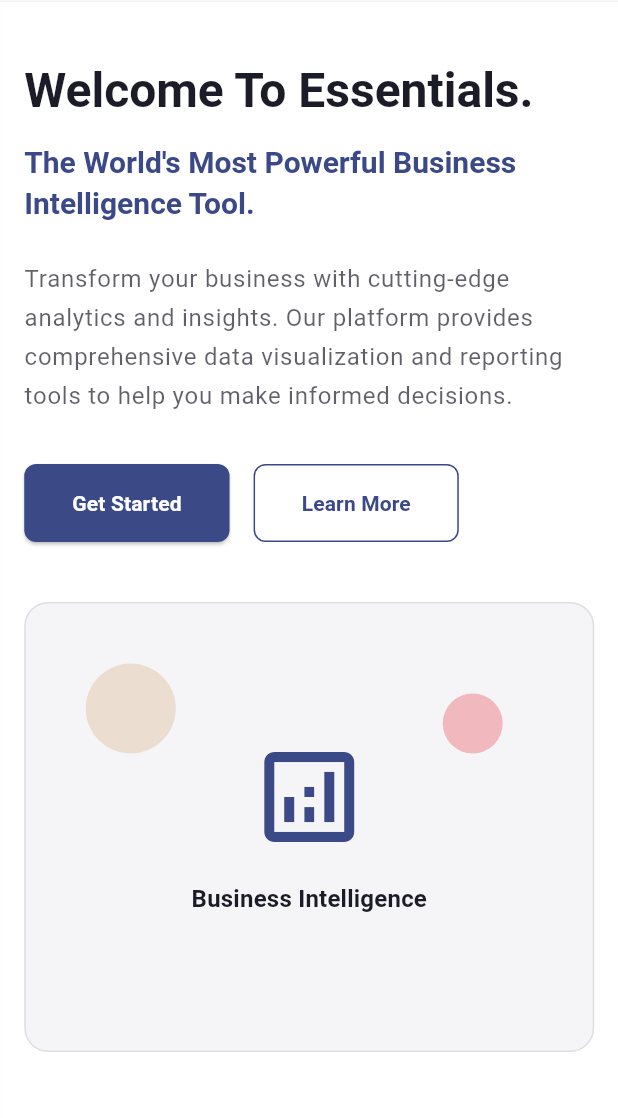
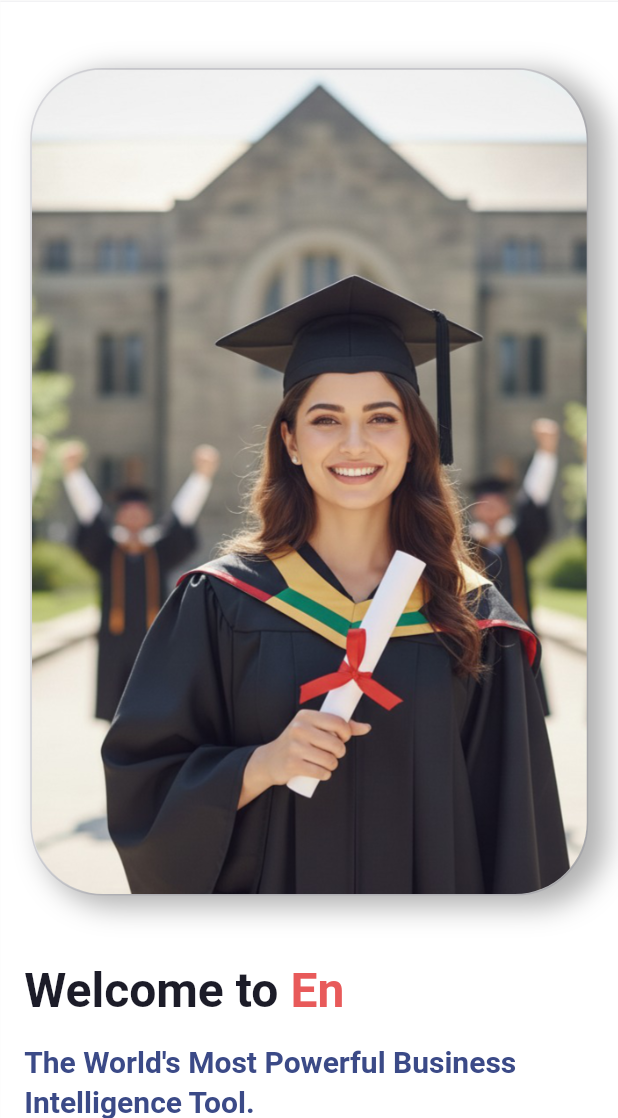
Before and after one commit to IHKodifier/ETG-Planning, a Flutter app: the first screen one second after launch, on a phone screen of 412 x 824 dp, the part 118-1236 px from its top. Run offline on Flutter 3.47's test engine with Material 3 defaults, Android fonts, the light colour scheme and no system bars; our stand-ins replace cloud_firestore, dio, firebase_auth, firebase_core, firebase_storage, flutter_riverpod and 5 more; accounts and stored records are empty.

Commit message:
Responsive hero_section added with hero image and updated responsive mobile view and animated tag line.

```diff
--- a/code/entrytestguru/lib/app.dart
+++ b/code/entrytestguru/lib/app.dart
@@ -1,3 +1,4 @@
+import 'package:flutter/cupertino.dart';
 import 'package:flutter/material.dart';
 import 'package:flutter_riverpod/flutter_riverpod.dart';
 
@@ -14,7 +15,9 @@ class EntryTestGuruApp extends ConsumerWidget {
   Widget build(BuildContext context, WidgetRef ref) {
     final themeMode = ref.watch(themeProvider);
 
-    return MaterialApp(
+    return ScrollConfiguration(
+      behavior: const CupertinoScrollBehavior(),
+      child: MaterialApp(
         title: 'EntryTestGuru',
         debugShowCheckedModeBanner: false,
         theme: AppTheme.lightTheme,
@@ -25,6 +28,7 @@ class EntryTestGuruApp extends ConsumerWidget {
           '/home': (context) => const AuthWrapper(),
           '/login': (context) => const LoginScreen(),
         },
+      ),
     );
   }
 }
--- /dev/null
+++ b/code/entrytestguru/lib/constants/app_constants.dart
@@ -0,0 +1 @@
+const double minScreenWidth = 395.0;
--- a/code/entrytestguru/lib/features/home/presentation/screens/home_screen.dart
+++ b/code/entrytestguru/lib/features/home/presentation/screens/home_screen.dart
@@ -1,5 +1,6 @@
 // lib/screens/landing_page.dart
 import 'package:flutter/material.dart' hide AppBar;
+import '../../../../constants/app_constants.dart';
 import '../../../../widgets/app_bar.dart';
 import '../../../../widgets/navigation_rail.dart';
 import '../widgets/hero_section.dart';
@@ -34,6 +35,24 @@ class _LandingPageState extends State<LandingPage> {
   @override
   Widget build(BuildContext context) {
     final screenSize = MediaQuery.of(context).size;
+
+    if (screenSize.width < minScreenWidth) {
+      return Scaffold(
+        backgroundColor: Colors.yellow,
+        body: Center(
+          child: Text(
+            'Screen size not supported. Please open this website on a larger screen.',
+            textAlign: TextAlign.center,
+            style: TextStyle(
+              fontSize: 18,
+              fontWeight: FontWeight.bold,
+              color: Colors.black,
+            ),
+          ),
+        ),
+      );
+    }
+
     final isDesktop = screenSize.width > 768;
     final isTablet = screenSize.width > 576 && screenSize.width <= 768;
 
--- a/code/entrytestguru/lib/features/home/presentation/widgets/hero_section.dart
+++ b/code/entrytestguru/lib/features/home/presentation/widgets/hero_section.dart
@@ -1,5 +1,6 @@
 // lib/widgets/hero_section.dart
 import 'package:flutter/material.dart';
+import 'dart:async';
 import '../../../auth/presentation/screens/login_screen.dart';
 
 class HeroSection extends StatelessWidget {
@@ -30,9 +31,9 @@ class HeroSection extends StatelessWidget {
           else
             Column(
               children: [
+                _buildIllustration(context),
+                const SizedBox(height: 40),
                 _buildContent(context),
-                const SizedBox(height: 40),
-                _buildIllustration(context),
               ],
             ),
         ],
@@ -47,14 +48,31 @@ class HeroSection extends StatelessWidget {
     return Column(
       crossAxisAlignment: CrossAxisAlignment.start,
       children: [
+        Wrap(
+          children: [
             Text(
-          'Welcome To Essentials.',
+              'Welcome to ',
               style: theme.textTheme.displayMedium?.copyWith(
                 fontWeight: FontWeight.bold,
+                fontSize: isDesktop ? 48 : 32,
+                height: 1.2,
                 color: theme.colorScheme.onSurface,
+              ),
+            ),
+            TypewriterText(
+              text: 'EntryTestGuru',
+              style: theme.textTheme.displayMedium?.copyWith(
+                fontWeight: FontWeight.bold,
                 fontSize: isDesktop ? 48 : 32,
                 height: 1.2,
               ),
+              speed: const Duration(milliseconds: 120),
+              pauseDuration: const Duration(seconds: 3),
+              primaryColor: theme.colorScheme.primary,
+              secondaryColor: const Color(0xFFE85A5A), // Coral secondary color
+              baseColor: theme.colorScheme.onSurface,
+            ),
+          ],
         ),
         const SizedBox(height: 16),
         Text(
@@ -127,12 +145,22 @@ class HeroSection extends StatelessWidget {
   Widget _buildIllustration(BuildContext context) {
     final theme = Theme.of(context);
 
-    return Container(
-      height: 300,
+    return Card(
+      elevation: 0,
+      shape: RoundedRectangleBorder(borderRadius: BorderRadius.circular(48)),
+      color: theme.colorScheme.surface,
+      child: Container(
         decoration: BoxDecoration(
-        color: theme.colorScheme.surface,
-        borderRadius: BorderRadius.circular(16),
           border: Border.all(color: theme.colorScheme.outline.withOpacity(0.2)),
+          borderRadius: BorderRadius.circular(48),
+          boxShadow: [
+            BoxShadow(
+              offset: Offset(10, 5),
+              blurRadius: 15,
+              spreadRadius: 2,
+              color: Colors.black.withOpacity(0.3),
+            ),
+          ],
         ),
         child: Stack(
           children: [
@@ -163,27 +191,164 @@ class HeroSection extends StatelessWidget {
             ),
             // Central illustration placeholder
             Center(
-            child: Column(
-              mainAxisAlignment: MainAxisAlignment.center,
-              children: [
-                Icon(
-                  Icons.analytics_outlined,
-                  size: 80,
-                  color: theme.colorScheme.primary,
+              child: ClipRRect(
+                borderRadius: BorderRadius.circular(48),
+                child: Image.asset(
+                  'assets/images/hero_image.png',
+                  fit: BoxFit.fill,
                 ),
-                const SizedBox(height: 16),
-                Text(
-                  'Business Intelligence',
-                  style: theme.textTheme.titleMedium?.copyWith(
-                    color: theme.colorScheme.onSurface,
-                    fontWeight: FontWeight.w600,
               ),
             ),
           ],
         ),
       ),
-        ],
+    );
+  }
+}
+
+class TypewriterText extends StatefulWidget {
+  final String text;
+  final TextStyle? style;
+  final Duration speed;
+  final Duration pauseDuration;
+  final Color primaryColor;
+  final Color secondaryColor;
+  final Color baseColor;
+
+  const TypewriterText({
+    super.key,
+    required this.text,
+    this.style,
+    this.speed = const Duration(milliseconds: 120),
+    this.pauseDuration = const Duration(seconds: 2),
+    required this.primaryColor,
+    required this.secondaryColor,
+    required this.baseColor,
+  });
+
+  @override
+  State<TypewriterText> createState() => _TypewriterTextState();
+}
+
+class _TypewriterTextState extends State<TypewriterText> {
+  String _displayText = '';
+  int _currentIndex = 0;
+  Timer? _timer;
+  bool _isComplete = false;
+
+  @override
+  void initState() {
+    super.initState();
+    _startTyping();
+  }
+
+  @override
+  void dispose() {
+    _timer?.cancel();
+    super.dispose();
+  }
+
+  void _startTyping() {
+    _timer?.cancel(); // Cancel any existing timer
+    _timer = Timer.periodic(widget.speed, (timer) {
+      if (_currentIndex < widget.text.length) {
+        if (mounted) {
+          setState(() {
+            _currentIndex++;
+            _displayText = widget.text.substring(0, _currentIndex);
+            _isComplete = false;
+          });
+        }
+      } else {
+        // Text is complete, pause before resetting
+        _timer?.cancel();
+        if (mounted) {
+          setState(() {
+            _isComplete = true;
+          });
+        }
+        // Use a separate timer for the pause to avoid conflicts
+        Timer(widget.pauseDuration, () {
+          if (mounted) {
+            _resetAndRestart();
+          }
+        });
+        return; // Exit the periodic callback
+      }
+    });
+  }
+
+  void _resetAndRestart() {
+    setState(() {
+      _displayText = '';
+      _currentIndex = 0;
+      _isComplete = false;
+    });
+    _startTyping();
+  }
+
+  @override
+  Widget build(BuildContext context) {
+    return RichText(text: TextSpan(children: _buildTextSpans()));
+  }
+
+  List<TextSpan> _buildTextSpans() {
+    List<TextSpan> spans = [];
+    String currentText = _displayText;
+
+    // "Welcome to " - base color
+    if (currentText.startsWith('Welcome to ')) {
+      spans.add(
+        TextSpan(
+          text: 'Welcome to ',
+          style: widget.style?.copyWith(color: widget.baseColor),
+        ),
+      );
+      currentText = currentText.substring('Welcome to '.length);
+    }
+
+    // "EntryTest" - primary color
+    if (currentText.startsWith('EntryTest')) {
+      spans.add(
+        TextSpan(
+          text: 'EntryTest',
+          style: widget.style?.copyWith(color: widget.primaryColor),
+        ),
+      );
+      currentText = currentText.substring('EntryTest'.length);
+    } else if (currentText.contains('EntryTest')) {
+      // Partial "EntryTest"
+      String partial = currentText.substring(
+        0,
+        currentText.indexOf('EntryTest') + 'EntryTest'.length,
+      );
+      spans.add(
+        TextSpan(
+          text: partial,
+          style: widget.style?.copyWith(color: widget.primaryColor),
+        ),
+      );
+      currentText = currentText.substring(partial.length);
+    }
+
+    // "Guru" - secondary color
+    if (currentText.startsWith('Guru')) {
+      spans.add(
+        TextSpan(
+          text: 'Guru',
+          style: widget.style?.copyWith(color: widget.secondaryColor),
+        ),
+      );
+    } else if (currentText.isNotEmpty) {
+      // Partial "Guru" or remaining text
+      spans.add(
+        TextSpan(
+          text: currentText,
+          style: widget.style?.copyWith(color: widget.secondaryColor),
         ),
       );
     }
+
+    return spans;
   }
+}
--- a/code/entrytestguru/pubspec.yaml
+++ b/code/entrytestguru/pubspec.yaml
@@ -52,6 +52,7 @@ dependencies:
   # Utilities
   intl: ^0.19.0
   uuid: ^4.2.1
+  auto_scroll: ^0.2.0
 
 dev_dependencies:
   flutter_test:
```
Also changed, not shown: code/entrytestguru/assets/images/hero_image.png (added), code/entrytestguru/pubspec.lock, 1 other file. Lines whose indentation alone changed are shown as unchanged.
